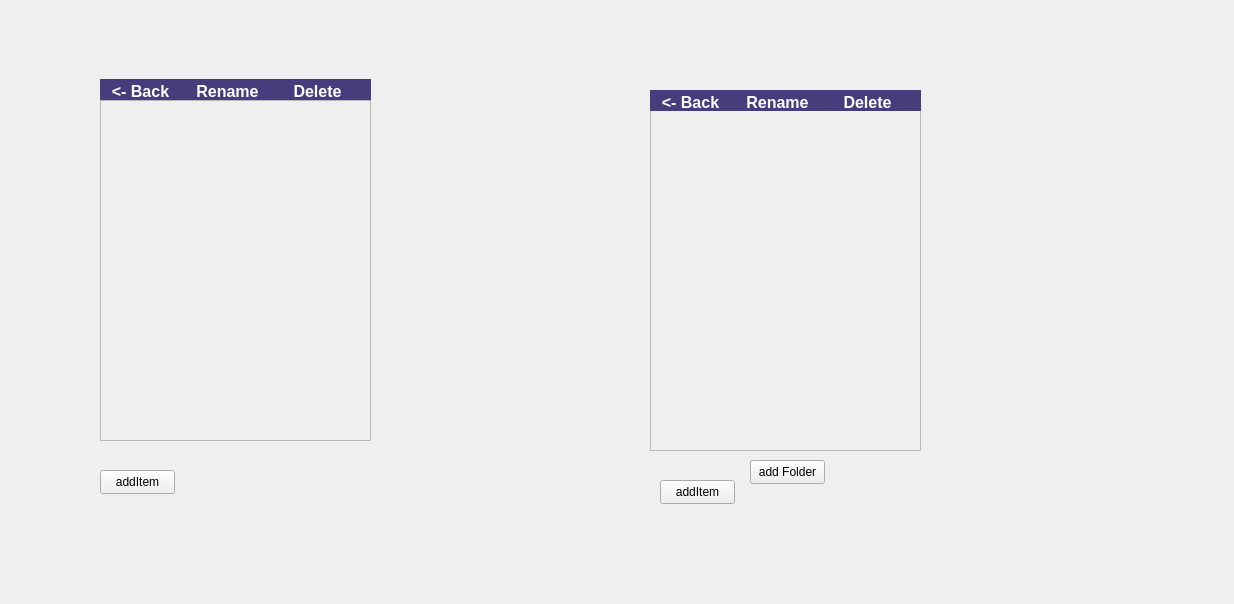
The window that OneDrive/OneDrive/Account.ui (mihaitudor17/One-Drive) describes before a commit, drawn with Qt 5.
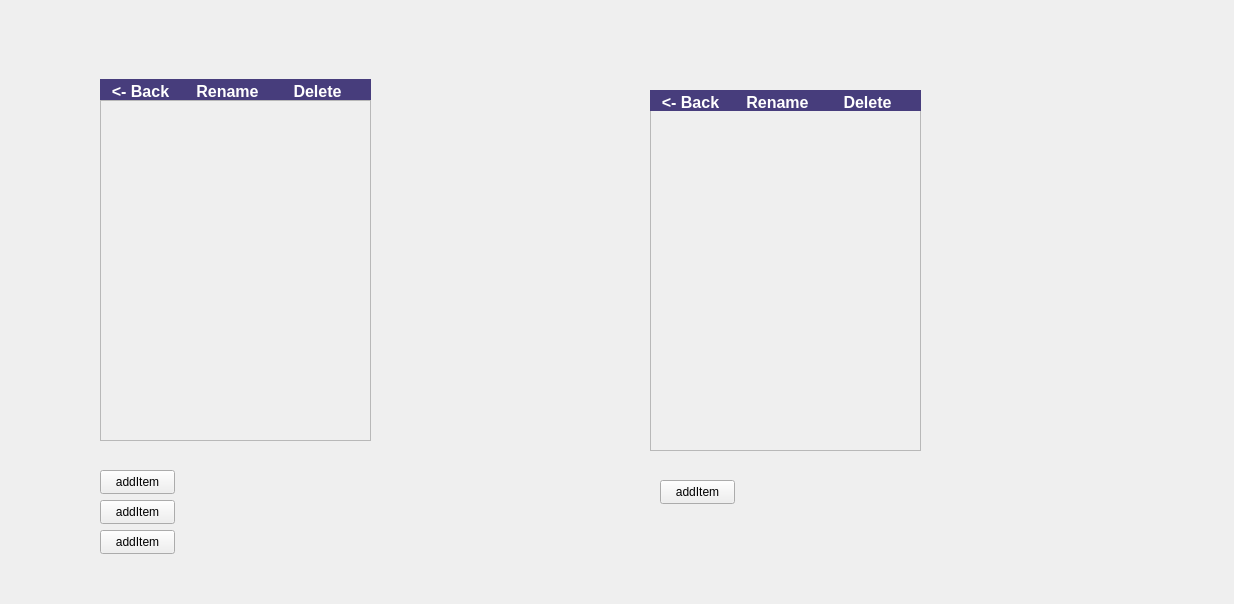
The same window after the commit.

Commit message: Added signals and slots for the buttons.

```diff
--- a/OneDrive/OneDrive/Account.ui
+++ b/OneDrive/OneDrive/Account.ui
@@ -342,14 +342,27 @@
   <widget class="QPushButton" name="pushButton_3">
    <property name="geometry">
     <rect>
-     <x>750</x>
-     <y>460</y>
+     <x>100</x>
+     <y>500</y>
      <width>75</width>
      <height>24</height>
     </rect>
    </property>
    <property name="text">
-    <string>add Folder</string>
+    <string>addItem</string>
+   </property>
+  </widget>
+  <widget class="QPushButton" name="pushButton_4">
+   <property name="geometry">
+    <rect>
+     <x>100</x>
+     <y>530</y>
+     <width>75</width>
+     <height>24</height>
+    </rect>
+   </property>
+   <property name="text">
+    <string>addItem</string>
    </property>
   </widget>
  </widget>
```
